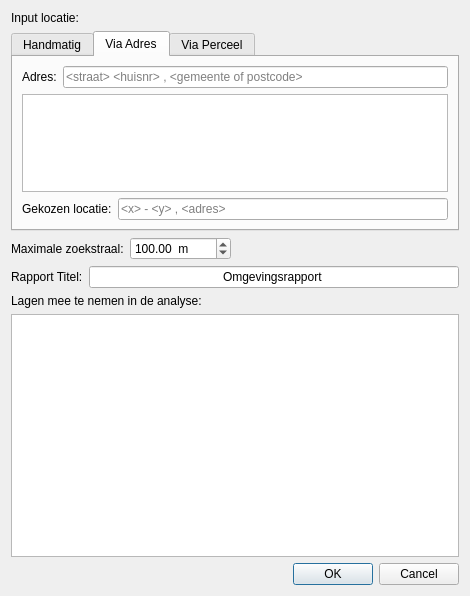
The window that ui_OmgevingsAnalyseDlg.ui (milieuinfo/OmgevingsAnalyse) describes before a commit, drawn with Qt 5.
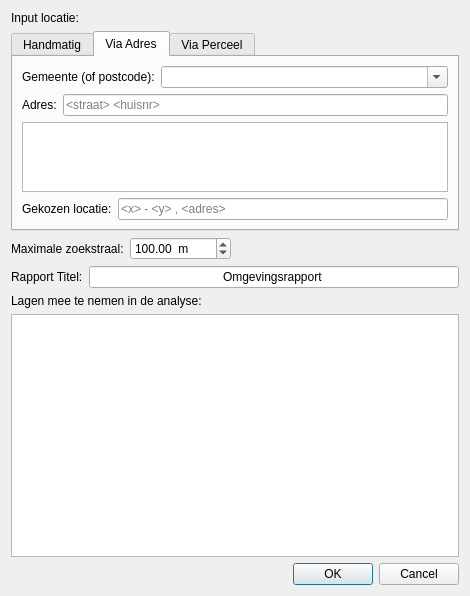
The same window after the commit. Icons and pictures are not drawn.

Commit message: handle proxy and gemeente dropdown

Diff of the .ui file:
```diff
--- a/ui_OmgevingsAnalyseDlg.ui
+++ b/ui_OmgevingsAnalyseDlg.ui
@@ -17,7 +17,7 @@
    <iconset resource="resources.qrc">
     <normaloff>:/plugins/OmgevingsAnalyse/img/icon.png</normaloff>:/plugins/OmgevingsAnalyse/img/icon.png</iconset>
   </property>
-  <layout class="QVBoxLayout" name="verticalLayout">
+  <layout class="QVBoxLayout" name="verticalLayout_3">
    <item>
     <widget class="QLabel" name="label_2">
      <property name="text">
@@ -87,7 +87,31 @@
       <attribute name="title">
        <string>Via Adres</string>
       </attribute>
-      <layout class="QVBoxLayout" name="verticalLayout_3">
+      <layout class="QVBoxLayout" name="verticalLayout">
+       <item>
+        <layout class="QHBoxLayout" name="horizontalLayout_5">
+         <item>
+          <widget class="QLabel" name="label_8">
+           <property name="sizePolicy">
+            <sizepolicy hsizetype="Fixed" vsizetype="Preferred">
+             <horstretch>0</horstretch>
+             <verstretch>0</verstretch>
+            </sizepolicy>
+           </property>
+           <property name="text">
+            <string>Gemeente (of postcode):</string>
+           </property>
+          </widget>
+         </item>
+         <item>
+          <widget class="QComboBox" name="gemeenteCbx">
+           <property name="editable">
+            <bool>true</bool>
+           </property>
+          </widget>
+         </item>
+        </layout>
+       </item>
        <item>
         <layout class="QHBoxLayout" name="horizontalLayout_3">
          <item>
@@ -100,7 +124,7 @@
          <item>
           <widget class="QLineEdit" name="adresInputText">
            <property name="placeholderText">
-            <string>&lt;straat&gt; &lt;huisnr&gt; , &lt;gemeente of postcode&gt;</string>
+            <string>&lt;straat&gt; &lt;huisnr&gt;</string>
            </property>
           </widget>
          </item>
```
The commit also changes 8 other files.
